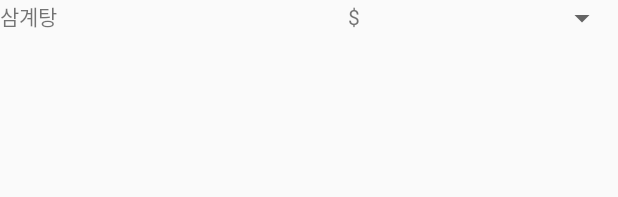
After one commit to yayshine/PickUp, an Android app: the layout view_menu_item.xml on its own in the app's theme, with its tools: preview values and no code run, on a phone screen of 412 x 824 dp. The commit adds this screen. Shown: the top 197 px of the screen. Run offline under Robolectric (Android 15) with nearby library versions, the phone set to English and light mode, and no system bars.

Commit message:
Added layouts for MenuFragment

```diff
--- /dev/null
+++ b/app/src/main/res/layout/view_menu_item.xml
@@ -0,0 +1,26 @@
+<?xml version="1.0" encoding="utf-8"?>
+<LinearLayout xmlns:android="http://schemas.android.com/apk/res/android"
+    android:orientation="horizontal" android:layout_width="match_parent"
+    android:layout_height="match_parent">
+
+
+    <TextView
+        android:id="@+id/text_name"
+        android:layout_width="wrap_content"
+        android:layout_height="wrap_content"
+        android:layout_weight="1"
+        android:text="삼계탕" />
+
+    <TextView
+        android:id="@+id/text_price"
+        android:layout_width="80dp"
+        android:layout_height="wrap_content"
+        android:text="$" />
+
+    <Spinner
+        android:id="@+id/spinner_quantity"
+        android:layout_width="100dp"
+        android:layout_height="wrap_content" />
+
+
+</LinearLayout>
```
Also changed, not shown: app/src/main/res/layout/fragment_menu.xml (+38 -4 lines).
